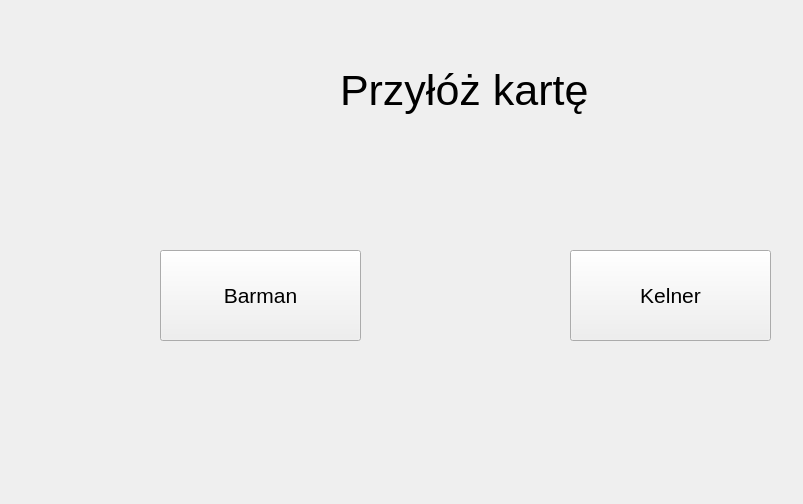
Above: logging_window.ui from justynak/dbar_barman before the change. Below: the same form after it.
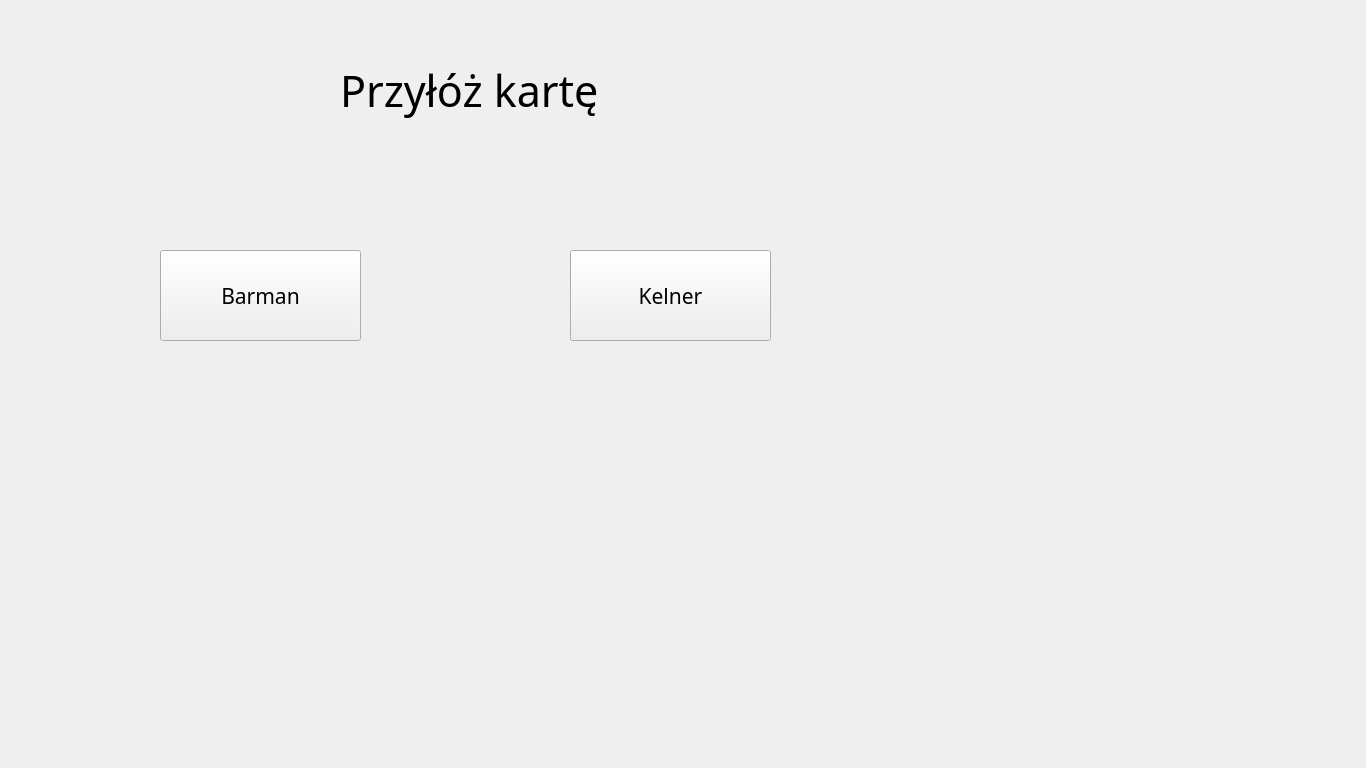
That is the form after the change.

Patch:
```diff
--- a/logging_window.ui
+++ b/logging_window.ui
@@ -6,8 +6,8 @@
    <rect>
     <x>0</x>
     <y>0</y>
-    <width>803</width>
-    <height>504</height>
+    <width>1366</width>
+    <height>768</height>
    </rect>
   </property>
   <property name="windowTitle">
@@ -24,6 +24,7 @@
    </property>
    <property name="font">
     <font>
+     <family>Gotham Bold</family>
      <pointsize>32</pointsize>
     </font>
    </property>
@@ -42,6 +43,7 @@
    </property>
    <property name="font">
     <font>
+     <family>Gotham Bold</family>
      <pointsize>16</pointsize>
     </font>
    </property>
@@ -60,6 +62,7 @@
    </property>
    <property name="font">
     <font>
+     <family>Gotham Bold</family>
      <pointsize>16</pointsize>
     </font>
    </property>
```
